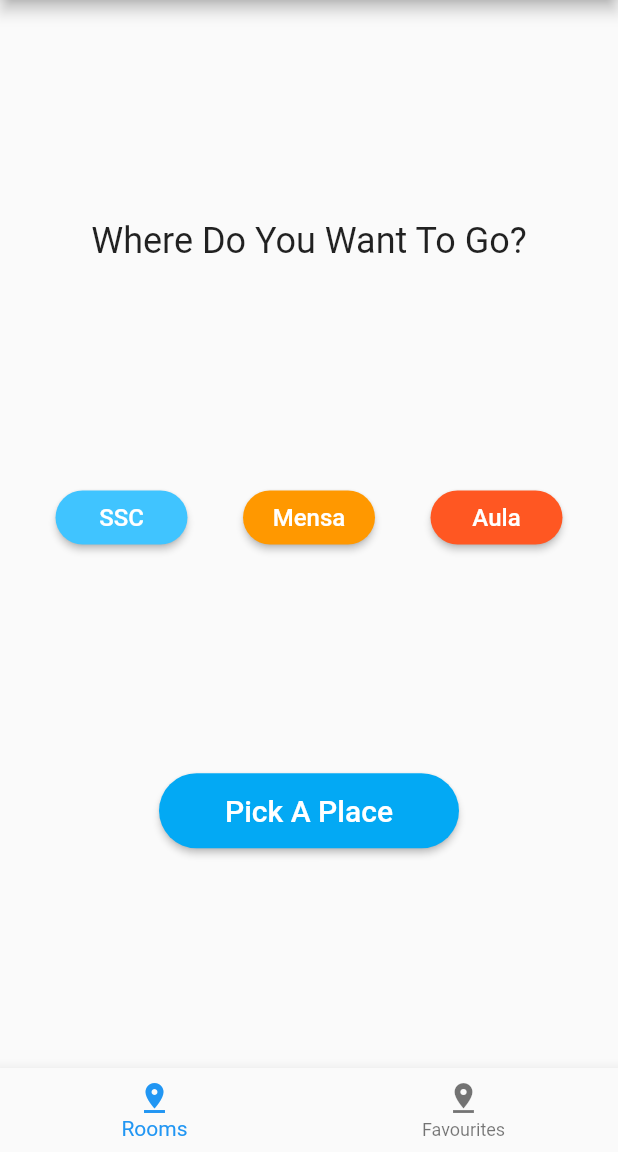
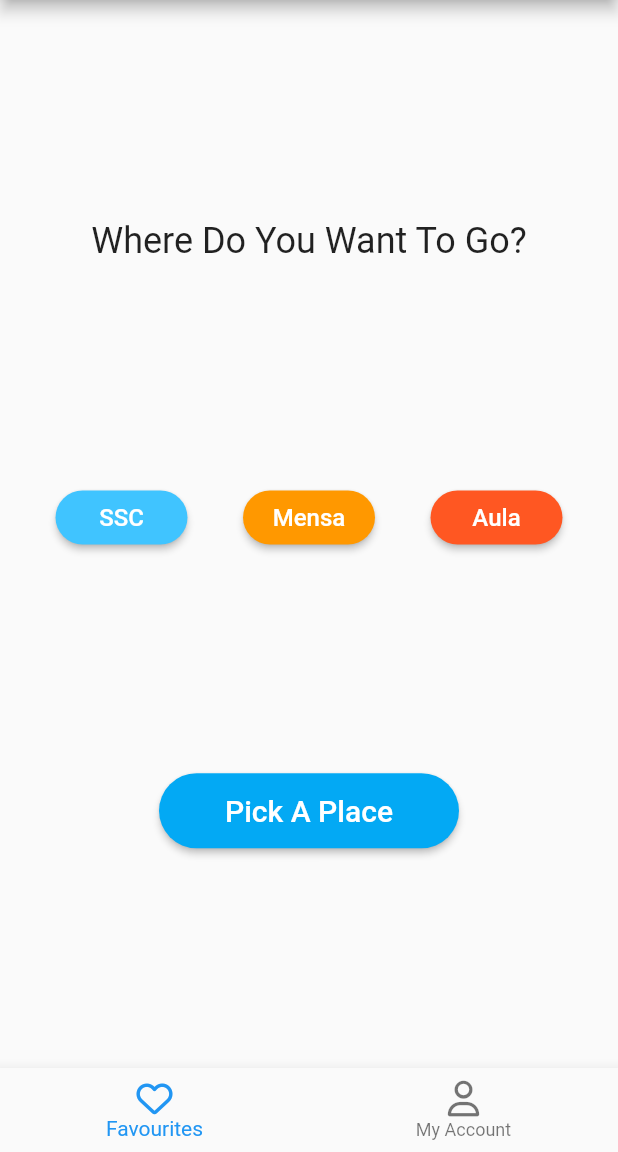
Before and after one commit to preller/navi, a Flutter app: the screen it shows after launch, on a phone screen of 412 x 824 dp, the part 84-1236 px from its top. Run offline on Flutter 3.47's test engine with Material 2 defaults, Android fonts, the phone set to English and light mode, and no system bars; our stand-ins replace font_awesome_flutter; missing offline and left inert: barcode_scan.

Commit message:
add font awesome icons to bottom navigation

```diff
--- a/navi/lib/pages/homePage.dart
+++ b/navi/lib/pages/homePage.dart
@@ -3,6 +3,7 @@ import 'package:navi/blocs/bloc_provider.dart';
 import 'package:navi/blocs/room_bloc.dart';
 import 'package:navi/drawer/sidedrawer.dart';
 import 'package:navi/pages/rooms.dart';
+import 'package:font_awesome_flutter/font_awesome_flutter.dart';
 
 class HomePage extends StatelessWidget {
 
@@ -57,8 +58,8 @@ class HomePage extends StatelessWidget {
                 ),
               ]
             ),
-            Row(
-              mainAxisAlignment: MainAxisAlignment.spaceEvenly,
+            Column(
+              //mainAxisAlignment: MainAxisAlignment.start,
                 children: <Widget>[
                   // this button leads to the picker
                   ButtonTheme(
@@ -76,7 +77,7 @@ class HomePage extends StatelessWidget {
                         ),
                       ),
                       onPressed: (){
-                        //_openRoomsPage(context);
+                        _openRoomsPage(context);
                       },
                       color: Colors.lightBlue,
                       splashColor: Colors.lightBlueAccent,
@@ -89,12 +90,12 @@ class HomePage extends StatelessWidget {
       ),
       bottomNavigationBar: BottomNavigationBar(items: [
         BottomNavigationBarItem(
-          title: Text('Rooms'),
-          icon: Icon(Icons.pin_drop),
+          title: Text('Favourites'),
+          icon: Icon(FontAwesomeIcons.heart),
         ),
         BottomNavigationBarItem(
-          title: Text('Favourites'),
-          icon: Icon(Icons.pin_drop),
+          title: Text('My Account'),
+          icon: Icon(FontAwesomeIcons.user),
         ),
       ]),
     );
```
